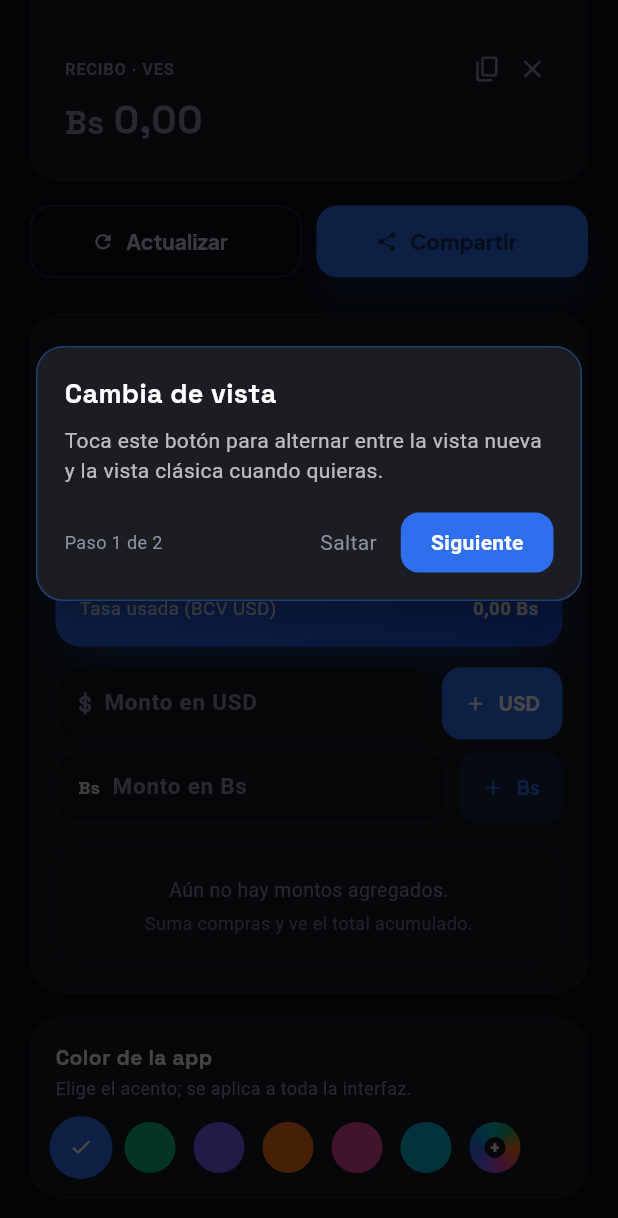
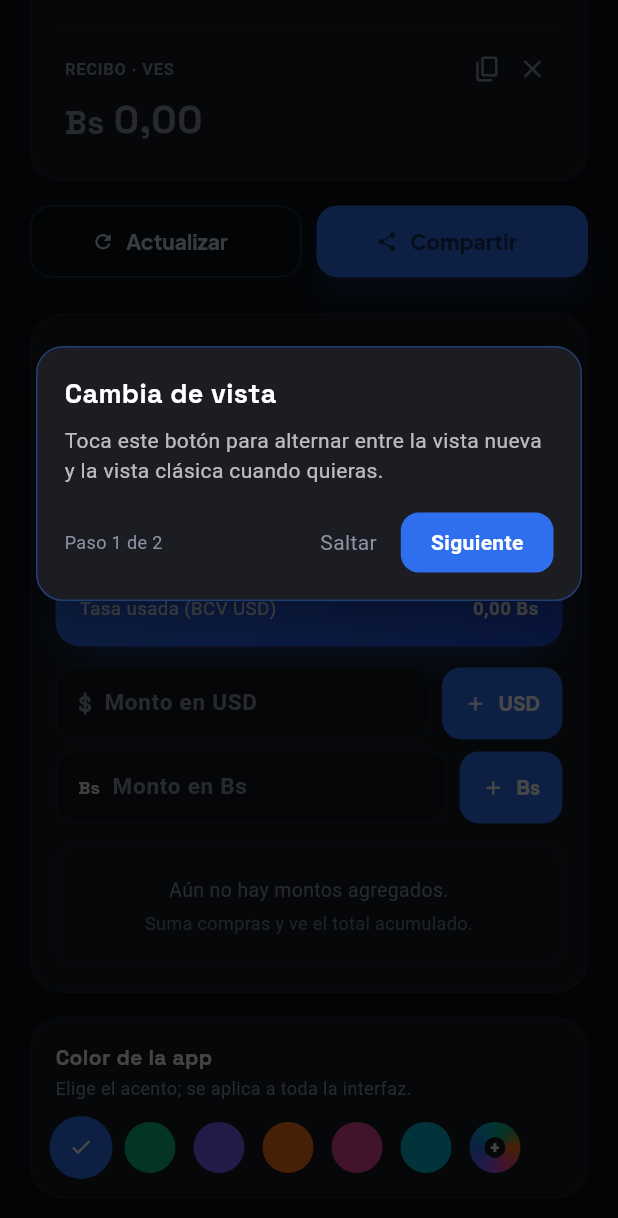
Before and after one commit to Abrahanq/RapidoBCV, a Flutter app: the screen it shows after launch, scrolled down 398 dp, on a phone screen of 412 x 824 dp. Shown: the top 1218 px of the screen. Run offline on Flutter 3.47's test engine with Material 3 defaults, Android fonts, the phone set to English and light mode, and no system bars; drawn by our look-alikes of screenshot; our stand-ins replace flutter_colorpicker, google_fonts, share_plus, shared_preferences; missing offline and left inert: home_widget; network calls fail.

Commit message:
feat: Cambio en el boton de bolivares

```diff
--- a/lib/tasa_screen.dart
+++ b/lib/tasa_screen.dart
@@ -1522,8 +1522,10 @@ class _TasaScreenState extends State<TasaScreen> {
               hint: 'Monto en Bs',
               onSubmit: _addBs,
               buttonLabel: 'Bs',
-              buttonBg: _accent.withValues(alpha: isDark ? 0.18 : 0.12),
-              buttonFg: c.accentText,
+              buttonBg: _accent,
+              buttonFg: Colors.white,
+              // buttonBg: _accent.withValues(alpha: isDark ? 0.18 : 0.12),
+              // buttonFg: c.accentText,
               buttonElevation: 0,
               inputBg: c.input,
               inputBorder: c.border,
--- a/pubspec.yaml
+++ b/pubspec.yaml
@@ -16,7 +16,7 @@ publish_to: 'none' # Remove this line if you wish to publish to pub.dev
 # https://developer.apple.com/library/archive/documentation/General/Reference/InfoPlistKeyReference/Articles/CoreFoundationKeys.html
 # In Windows, build-name is used as the major, minor, and patch parts
 # of the product and file versions while build-number is used as the build suffix.
-version: 1.2.1+18
+version: 1.2.2+19
 
 environment:
   sdk: ^3.10.8
```
